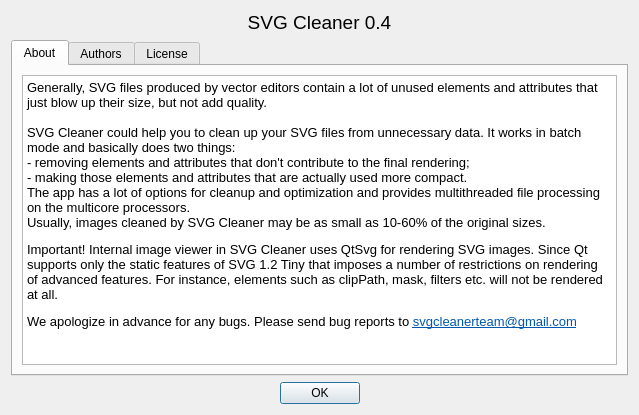
Qt form src/aboutdialog.ui (RazrFalcon/svgcleaner) before a commit.
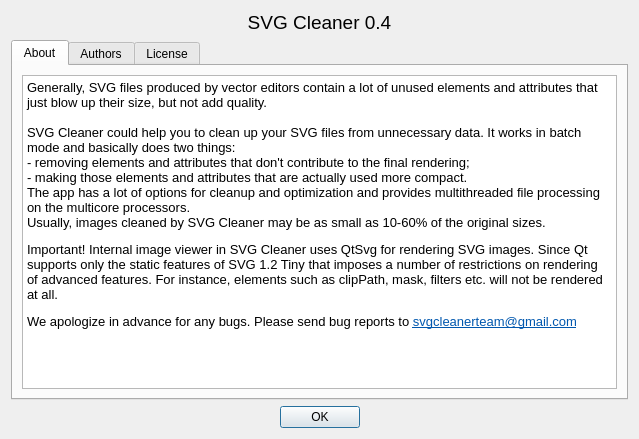
The same form after that commit.

What changed in the file:
```diff
--- a/src/aboutdialog.ui
+++ b/src/aboutdialog.ui
@@ -7,7 +7,7 @@
     <x>0</x>
     <y>0</y>
     <width>639</width>
-    <height>415</height>
+    <height>439</height>
    </rect>
   </property>
   <property name="windowTitle">
```
